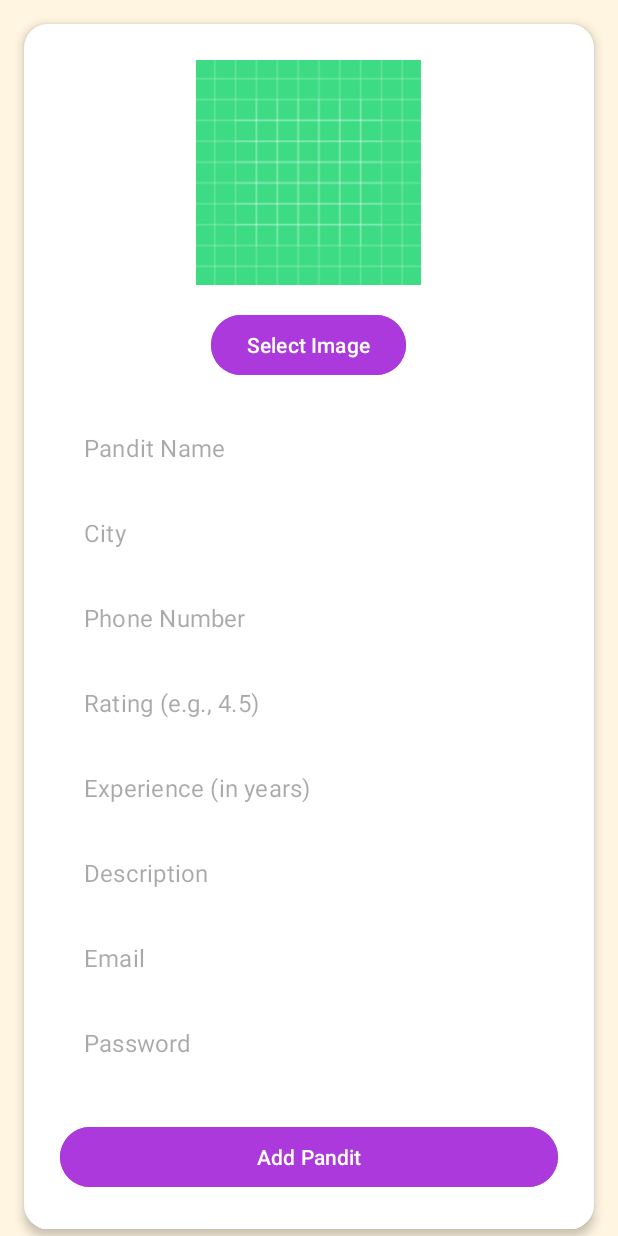
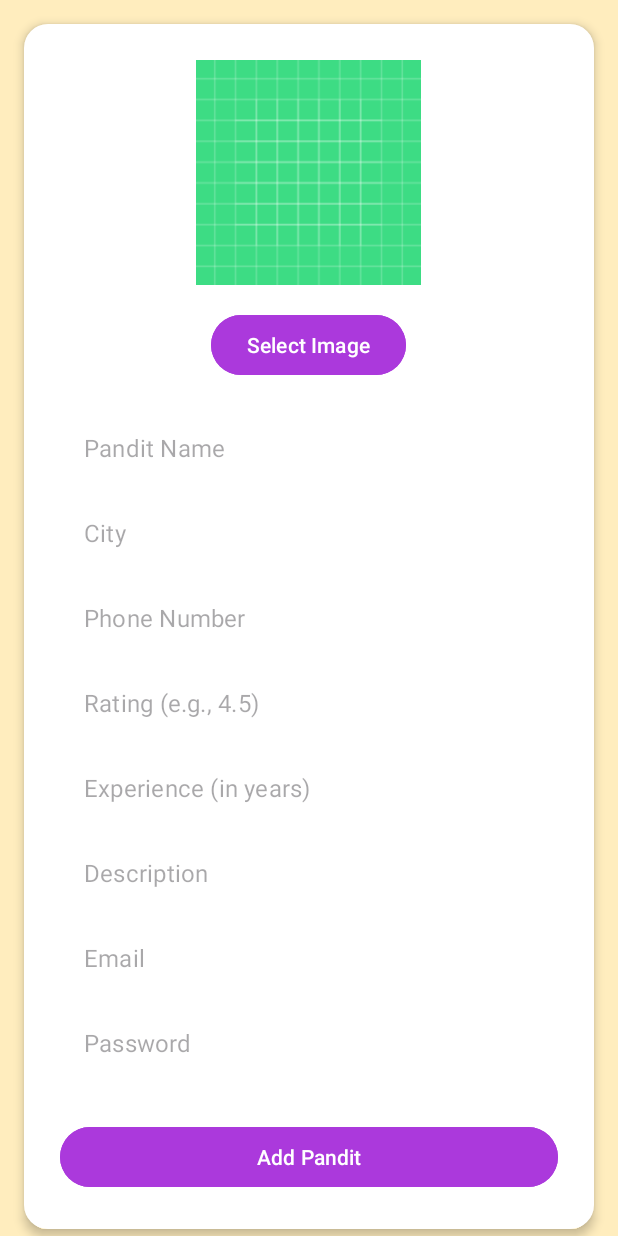
Before and after one commit to satyamkumar555/PujaMandal2, an Android app: the layout activity_add_pandit.xml on its own in the app's theme, with its tools: preview values and no code run, on a phone screen of 412 x 824 dp. Run offline under Robolectric (Android 15) with nearby library versions, the phone set to English and light mode, and no system bars.

Commit message:
Auto update on %date% %time%

```diff
--- a/app/src/main/res/layout/activity_add_pandit.xml
+++ b/app/src/main/res/layout/activity_add_pandit.xml
@@ -1,7 +1,7 @@
 <ScrollView xmlns:android="http://schemas.android.com/apk/res/android"
     android:layout_width="match_parent"
     android:layout_height="match_parent"
-    android:background="#FFF5E1">
+    android:background="#FFEDBE">
 
     <LinearLayout
         android:orientation="vertical"
```
